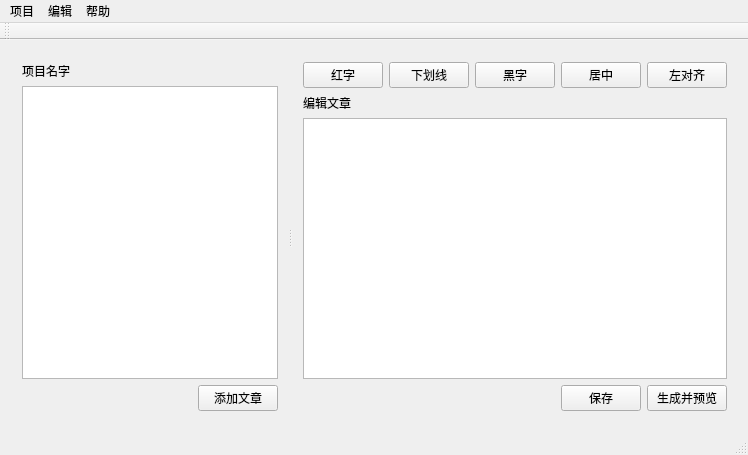
First picture: the form in mainwindow.ui, repository Deviluna/MediaIDE_free, before the edit.
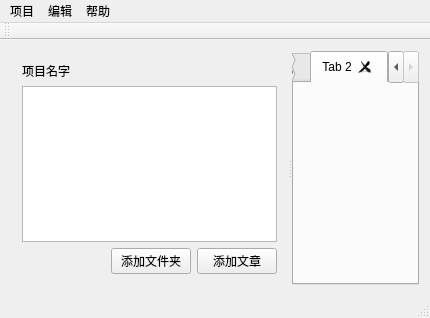
Second picture: the form after the edit.

What changed in the file:
```diff
--- a/mainwindow.ui
+++ b/mainwindow.ui
@@ -6,8 +6,8 @@
    <rect>
     <x>0</x>
     <y>0</y>
-    <width>711</width>
-    <height>455</height>
+    <width>430</width>
+    <height>318</height>
    </rect>
   </property>
   <property name="sizePolicy">
@@ -20,12 +20,12 @@
    <string>MainWindow</string>
   </property>
   <widget class="QWidget" name="centralWidget">
-   <layout class="QHBoxLayout" name="horizontalLayout_4">
+   <layout class="QHBoxLayout" name="horizontalLayout_2">
     <item>
      <widget class="QSplitter" name="splitter">
       <property name="sizePolicy">
-       <sizepolicy hsizetype="Preferred" vsizetype="Preferred">
-        <horstretch>1</horstretch>
+       <sizepolicy hsizetype="Expanding" vsizetype="Preferred">
+        <horstretch>0</horstretch>
         <verstretch>0</verstretch>
        </sizepolicy>
       </property>
@@ -34,11 +34,20 @@
       </property>
       <widget class="QWidget" name="">
        <layout class="QVBoxLayout" name="verticalLayout">
-        <property name="rightMargin">
-         <number>10</number>
-        </property>
         <item>
          <widget class="QLabel" name="label_2">
+          <property name="sizePolicy">
+           <sizepolicy hsizetype="Expanding" vsizetype="Preferred">
+            <horstretch>0</horstretch>
+            <verstretch>0</verstretch>
+           </sizepolicy>
+          </property>
+          <property name="maximumSize">
+           <size>
+            <width>16777215</width>
+            <height>16777215</height>
+           </size>
+          </property>
           <property name="text">
            <string>项目名字</string>
           </property>
@@ -47,21 +56,27 @@
         <item>
          <widget class="QTreeView" name="treeView">
           <property name="sizePolicy">
-           <sizepolicy hsizetype="Fixed" vsizetype="Expanding">
+           <sizepolicy hsizetype="Expanding" vsizetype="Expanding">
             <horstretch>0</horstretch>
             <verstretch>0</verstretch>
            </sizepolicy>
           </property>
+          <property name="minimumSize">
+           <size>
+            <width>200</width>
+            <height>0</height>
+           </size>
+          </property>
           <property name="maximumSize">
            <size>
-            <width>1666666</width>
+            <width>16777215</width>
             <height>16777215</height>
            </size>
           </property>
          </widget>
         </item>
         <item>
-         <layout class="QHBoxLayout" name="horizontalLayout_3">
+         <layout class="QHBoxLayout" name="horizontalLayout">
           <item>
            <spacer name="horizontalSpacer_2">
             <property name="orientation">
@@ -75,100 +90,20 @@
             </property>
            </spacer>
           </item>
+          <item>
+           <widget class="QPushButton" name="pushButton_8">
+            <property name="text">
+             <string>添加文件夹</string>
+            </property>
+           </widget>
+          </item>
           <item>
            <widget class="QPushButton" name="pushButton_7">
             <property name="text">
              <string>添加文章</string>
             </property>
-           </widget>
-          </item>
-         </layout>
-        </item>
-       </layout>
-      </widget>
-      <widget class="QWidget" name="">
-       <layout class="QVBoxLayout" name="verticalLayout_2">
-        <property name="rightMargin">
-         <number>10</number>
-        </property>
-        <item>
-         <layout class="QHBoxLayout" name="horizontalLayout">
-          <item>
-           <widget class="QPushButton" name="pushButton">
-            <property name="text">
-             <string>红字</string>
-            </property>
-           </widget>
-          </item>
-          <item>
-           <widget class="QPushButton" name="pushButton_2">
-            <property name="text">
-             <string>下划线</string>
-            </property>
-           </widget>
-          </item>
-          <item>
-           <widget class="QPushButton" name="pushButton_3">
-            <property name="text">
-             <string>黑字</string>
-            </property>
-           </widget>
-          </item>
-          <item>
-           <widget class="QPushButton" name="pushButton_4">
-            <property name="text">
-             <string>居中</string>
-            </property>
-           </widget>
-          </item>
-          <item>
-           <widget class="QPushButton" name="pushButton_5">
-            <property name="text">
-             <string>左对齐</string>
-            </property>
-           </widget>
-          </item>
-         </layout>
-        </item>
-        <item>
-         <widget class="QLabel" name="label">
-          <property name="text">
-           <string>编辑文章</string>
-          </property>
-         </widget>
-        </item>
-        <item>
-         <widget class="QTextEdit" name="textEdit"/>
-        </item>
-        <item>
-         <layout class="QHBoxLayout" name="horizontalLayout_2">
-          <item>
-           <spacer name="horizontalSpacer">
-            <property name="orientation">
-             <enum>Qt::Horizontal</enum>
-            </property>
-            <property name="sizeHint" stdset="0">
-             <size>
-              <width>40</width>
-              <height>20</height>
-             </size>
-            </property>
-           </spacer>
-          </item>
-          <item>
-           <widget class="QPushButton" name="commitButton">
-            <property name="text">
-             <string>保存</string>
-            </property>
             <property name="shortcut">
-             <string>Ctrl+S</string>
-            </property>
-           </widget>
-          </item>
-          <item>
-           <widget class="QPushButton" name="pushButton_6">
-            <property name="text">
-             <string>生成并预览</string>
+             <string>Ctrl+T</string>
             </property>
            </widget>
           </item>
@@ -176,6 +111,30 @@
         </item>
        </layout>
       </widget>
+      <widget class="QTabWidget" name="tabWidget">
+       <property name="sizePolicy">
+        <sizepolicy hsizetype="Expanding" vsizetype="Expanding">
+         <horstretch>1</horstretch>
+         <verstretch>0</verstretch>
+        </sizepolicy>
+       </property>
+       <property name="currentIndex">
+        <number>1</number>
+       </property>
+       <property name="tabsClosable">
+        <bool>true</bool>
+       </property>
+       <widget class="QWidget" name="tab">
+        <attribute name="title">
+         <string>Tab 1</string>
+        </attribute>
+       </widget>
+       <widget class="QWidget" name="tab_2">
+        <attribute name="title">
+         <string>Tab 2</string>
+        </attribute>
+       </widget>
+      </widget>
      </widget>
     </item>
    </layout>
@@ -185,7 +144,7 @@
     <rect>
      <x>0</x>
      <y>0</y>
-     <width>711</width>
+     <width>430</width>
      <height>23</height>
     </rect>
    </property>
```
Left out of the diff: 3 changed lines with no effect on the pictures.
